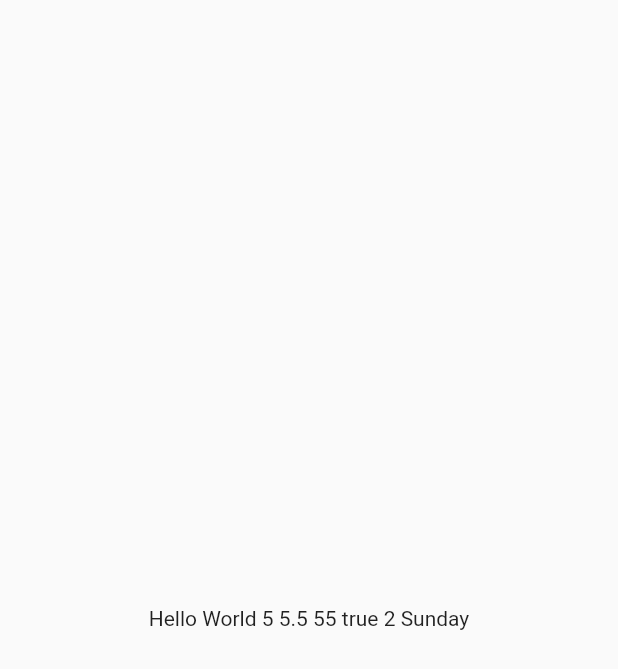
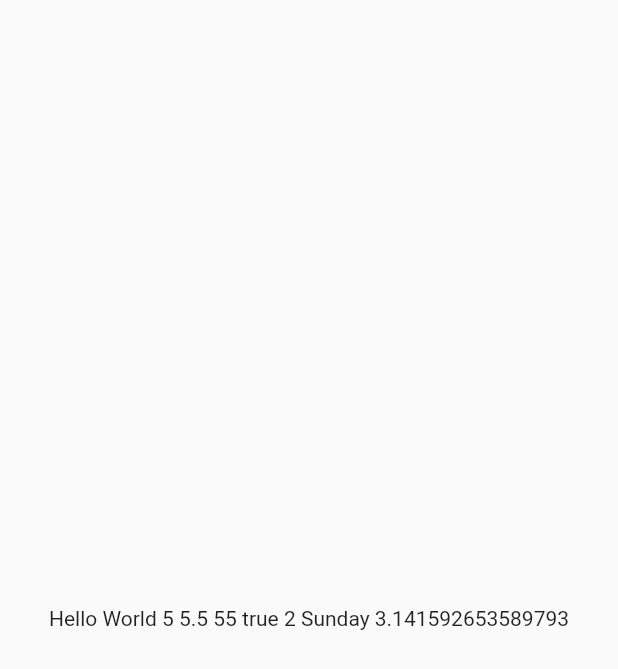
Before and after one commit to bhaveshs6/flutter-demo-app, a Flutter app: the screen it shows after launch, on a phone screen of 412 x 824 dp. Shown: the top 669 px of the screen. Run offline on Flutter 3.47's test engine with Material 2 defaults, Android fonts, the phone set to English and light mode, and no system bars.

Commit message:
more data types

```diff
--- a/lib/main.dart
+++ b/lib/main.dart
@@ -15,12 +15,13 @@ class MyApp extends StatelessWidget {
     bool isApp = true;
     num a = 2;
     var day = "Sunday";
+    const pi = 3.1415926535897932384626;
 
     return MaterialApp(
       home: Material(
         child: Center(
           child: Container(
-            child: Text("Hello World $x $y $z $isApp $a $day"),
+            child: Text("Hello World $x $y $z $isApp $a $day $pi"),
           ),
         ),
       ),
```
